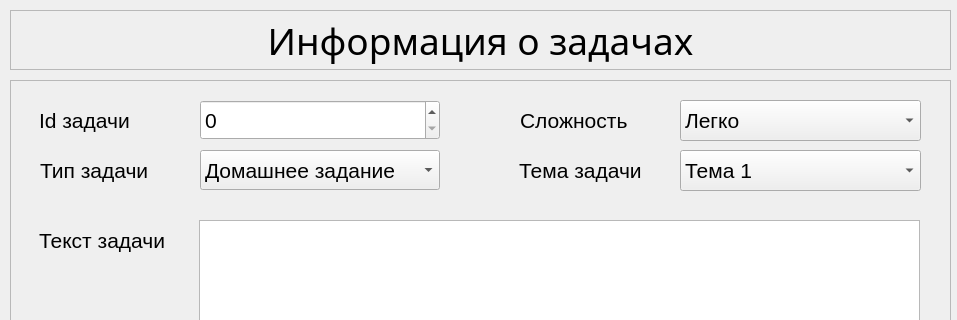
Before: the Qt Designer form main.ui in LumateDev/Python-GUI-base-manager, drawn with Qt 5; both pictures show x 0 to 957 and y 0 to 320 of the 957 by 840 pixel window.
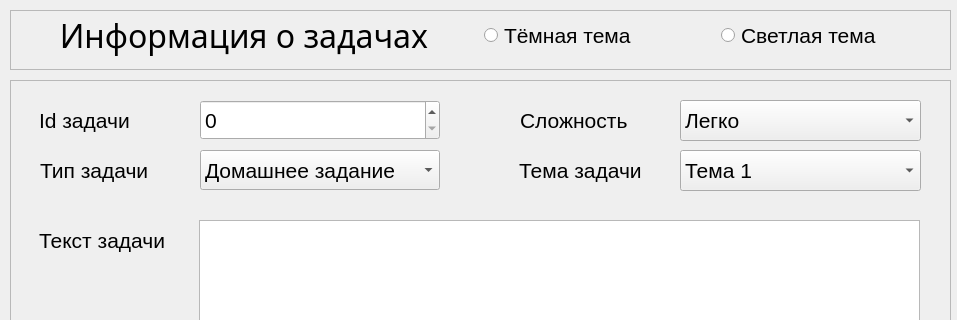
After: the same form once the commit is applied. Icons and pictures are not drawn.

Commit message: update UI, add dark/light switch theme delete old DB manager

```diff
--- a/main.ui
+++ b/main.ui
@@ -44,19 +44,22 @@
     <property name="frameShadow">
      <enum>QFrame::Raised</enum>
     </property>
-    <widget class="QLabel" name="title_label">
+    <widget class="QWidget" name="">
      <property name="geometry">
       <rect>
        <x>0</x>
        <y>0</y>
        <width>941</width>
-       <height>61</height>
+       <height>51</height>
       </rect>
      </property>
+     <layout class="QGridLayout" name="gridLayout">
+      <item row="0" column="0">
+       <widget class="QLabel" name="title_label">
      <property name="font">
       <font>
        <family>Microsoft YaHei</family>
-       <pointsize>28</pointsize>
+          <pointsize>24</pointsize>
        <italic>false</italic>
        <bold>false</bold>
       </font>
@@ -70,6 +73,37 @@
      <property name="alignment">
       <set>Qt::AlignCenter</set>
      </property>
+       </widget>
+      </item>
+      <item row="0" column="1">
+       <layout class="QHBoxLayout" name="horizontalLayout">
+        <item>
+         <widget class="QRadioButton" name="radioButtonDark">
+          <property name="font">
+           <font>
+            <pointsize>16</pointsize>
+           </font>
+          </property>
+          <property name="text">
+           <string>Тёмная тема</string>
+          </property>
+         </widget>
+        </item>
+        <item>
+         <widget class="QRadioButton" name="radioButtonLight">
+          <property name="font">
+           <font>
+            <pointsize>16</pointsize>
+           </font>
+          </property>
+          <property name="text">
+           <string>Светлая тема</string>
+          </property>
+         </widget>
+        </item>
+       </layout>
+      </item>
+     </layout>
     </widget>
    </widget>
    <widget class="QFrame" name="info_frame">
```
Left out of the diff: 5 changed lines with no effect on the pictures. Lines whose indentation alone changed are shown as unchanged. The commit also changes 8 other files.
